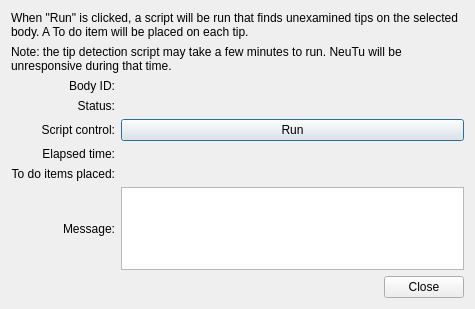
First picture: the form in neurolabi/gui/tipdetectordialog.ui, repository janelia-flyem/NeuTu, before the edit.
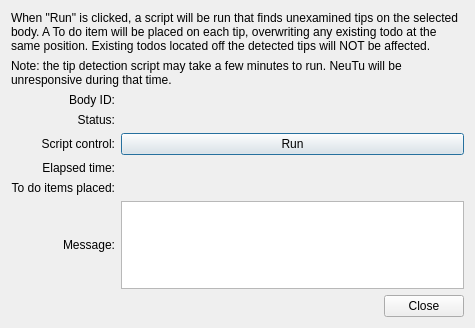
Second picture: the form after the edit.

Commit message: minor ui updates for tip detection

The edit to the form file:
```diff
--- a/neurolabi/gui/tipdetectordialog.ui
+++ b/neurolabi/gui/tipdetectordialog.ui
@@ -7,7 +7,7 @@
     <x>0</x>
     <y>0</y>
     <width>475</width>
-    <height>309</height>
+    <height>328</height>
    </rect>
   </property>
   <property name="windowTitle">
@@ -17,7 +17,7 @@
    <item>
     <widget class="QLabel" name="label_2">
      <property name="text">
-      <string>When &quot;Run&quot; is clicked, a script will be run that finds unexamined tips on the selected body. A To do item will be placed on each tip.</string>
+      <string>When &quot;Run&quot; is clicked, a script will be run that finds unexamined tips on the selected body. A To do item will be placed on each tip, overwriting any existing todo at the same position. Existing todos located off the detected tips will NOT be affected.</string>
      </property>
      <property name="wordWrap">
       <bool>true</bool>
```
The commit also changes 1 other file.
